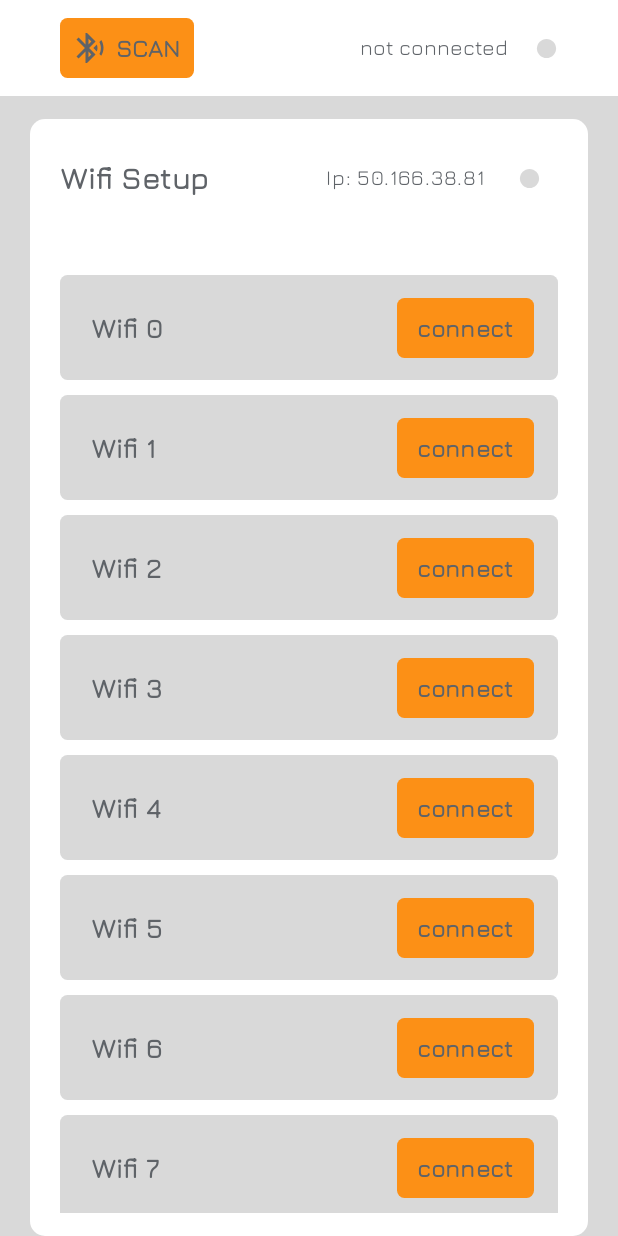
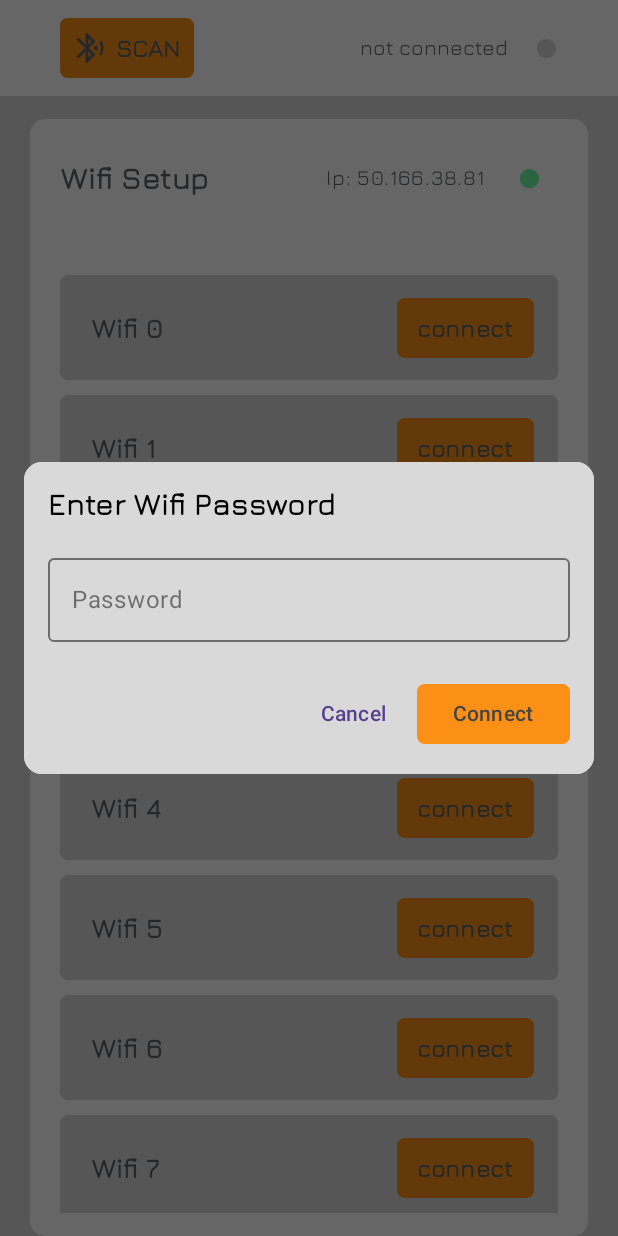
Before and after one commit to jpgiance/RPi_Wifi_Connect, an Android app built with Jetpack Compose: the screen it shows after launch (MainActivity), after a tap on "connect", on a phone screen of 412 x 824 dp. Run offline under Robolectric (Android 15) with nearby library versions, the phone set to English and light mode, and no system bars.

Commit message:
Added Password Dialog

```diff
--- a/app/src/main/java/com/jorgegiance/rpiwificonnect/ui/connectiondetails/ConnectioDetailsScreen.kt
+++ b/app/src/main/java/com/jorgegiance/rpiwificonnect/ui/connectiondetails/ConnectioDetailsScreen.kt
@@ -1,5 +1,6 @@
 package com.jorgegiance.rpiwificonnect.ui.connectiondetails
 
+import android.util.Log
 import androidx.compose.foundation.background
 import androidx.compose.foundation.layout.Arrangement
 import androidx.compose.foundation.layout.Box
@@ -19,6 +20,8 @@ import androidx.compose.material3.IconButton
 import androidx.compose.material3.Scaffold
 import androidx.compose.material3.Text
 import androidx.compose.runtime.Composable
+import androidx.compose.runtime.mutableStateOf
+import androidx.compose.runtime.remember
 import androidx.compose.ui.Alignment
 import androidx.compose.ui.Modifier
 import androidx.compose.ui.draw.clip
@@ -32,16 +35,37 @@ import androidx.compose.ui.tooling.preview.Preview
 import androidx.compose.ui.unit.dp
 import androidx.compose.ui.unit.sp
 import com.jorgegiance.rpiwificonnect.R
+import com.jorgegiance.rpiwificonnect.ui.dialogs.PasswordInputDialog
 import com.jorgegiance.rpiwificonnect.ui.main.TopBar
 import com.jorgegiance.rpiwificonnect.ui.scanlist.LazyItem
 import com.jorgegiance.rpiwificonnect.ui.scanlist.ScanListScreen
 import com.jorgegiance.rpiwificonnect.ui.theme.background_grey
 import com.jorgegiance.rpiwificonnect.ui.theme.background_white
+import com.jorgegiance.rpiwificonnect.ui.theme.icon_green
 import com.jorgegiance.rpiwificonnect.ui.theme.icon_grey
 import com.jorgegiance.rpiwificonnect.ui.theme.text_grey
 
 @Composable
 fun ConnectionDetailsScreen(padding: PaddingValues, modifier: Modifier = Modifier) {
+
+
+
+    var openAlertDialog = remember { mutableStateOf(false) }
+
+
+    PasswordInputDialog(
+        showDialog = openAlertDialog.value,
+        onDismiss = {
+            openAlertDialog.value = false
+        },
+        onConfirm = { password ->
+            openAlertDialog.value = false
+//            onPasswordConfirmed(password)
+            Log.e("TAG", "ConnectionDetailsScreen Password is: $password", )
+        },
+        title = "Enter Wifi Password"
+    )
+
     Box(
         modifier = Modifier
             .fillMaxSize()
@@ -98,7 +122,7 @@ fun ConnectionDetailsScreen(padding: PaddingValues, modifier: Modifier = Modifie
                             Icon(
                                 painter = painterResource(id = R.drawable.icon_circle),
                                 contentDescription = "Favorite",
-                                tint = icon_grey,
+                                tint = icon_green,
                                 modifier = Modifier.size(15.dp)
                             )
                         }
@@ -114,7 +138,11 @@ fun ConnectionDetailsScreen(padding: PaddingValues, modifier: Modifier = Modifie
                     contentPadding = PaddingValues(start = 20.dp, top = 10.dp, bottom = 10.dp, end = 20.dp)
                 ) {
                     items(10) { index ->
-                        LazyItem(name = "Wifi $index", background_grey)
+                        LazyItem(
+                            name = "Wifi $index",
+                            itemBackgroundColor = background_grey,
+                            onConnectButtonPressed = {openAlertDialog.value = true}
+                        )
                     }
                 }
             }
--- /dev/null
+++ b/app/src/main/java/com/jorgegiance/rpiwificonnect/ui/dialogs/PasswordDialog.kt
@@ -0,0 +1,149 @@
+package com.jorgegiance.rpiwificonnect.ui.dialogs
+
+import androidx.compose.foundation.background
+import androidx.compose.foundation.layout.Arrangement
+import androidx.compose.foundation.layout.Box
+import androidx.compose.foundation.layout.Column
+import androidx.compose.foundation.layout.Row
+import androidx.compose.foundation.layout.Spacer
+import androidx.compose.foundation.layout.fillMaxSize
+import androidx.compose.foundation.layout.fillMaxWidth
+import androidx.compose.foundation.layout.height
+import androidx.compose.foundation.layout.padding
+import androidx.compose.foundation.layout.width
+import androidx.compose.foundation.shape.RoundedCornerShape
+import androidx.compose.material3.Button
+import androidx.compose.material3.ButtonDefaults
+import androidx.compose.material3.Card
+import androidx.compose.material3.OutlinedTextField
+import androidx.compose.material3.OutlinedTextFieldDefaults
+import androidx.compose.material3.Text
+import androidx.compose.material3.TextButton
+import androidx.compose.runtime.Composable
+import androidx.compose.runtime.getValue
+import androidx.compose.runtime.mutableStateOf
+import androidx.compose.runtime.remember
+import androidx.compose.runtime.setValue
+import androidx.compose.ui.Modifier
+import androidx.compose.ui.graphics.Color
+import androidx.compose.ui.text.font.Font
+import androidx.compose.ui.text.font.FontFamily
+import androidx.compose.ui.text.font.FontWeight
+import androidx.compose.ui.text.input.PasswordVisualTransformation
+import androidx.compose.ui.tooling.preview.Devices
+import androidx.compose.ui.tooling.preview.Preview
+import androidx.compose.ui.unit.dp
+import androidx.compose.ui.unit.sp
+import androidx.compose.ui.window.Dialog
+import com.jorgegiance.rpiwificonnect.R
+import com.jorgegiance.rpiwificonnect.ui.theme.background_grey
+import com.jorgegiance.rpiwificonnect.ui.theme.button_orange
+import com.jorgegiance.rpiwificonnect.ui.theme.button_purple
+
+@Composable
+fun PasswordInputDialog(
+    showDialog: Boolean,
+    onDismiss: () -> Unit,
+    onConfirm: (String) -> Unit,
+    title: String = "Enter Password"
+) {
+    var password by remember { mutableStateOf("") }
+
+    if (showDialog) {
+        Dialog(
+            onDismissRequest = onDismiss
+        ) {
+            Card(
+                modifier = Modifier
+                    .fillMaxWidth()
+                    .padding(16.dp)
+            ) {
+                Column(
+                    modifier = Modifier
+                        .fillMaxWidth()
+                        .background(background_grey)
+                        .padding(16.dp)
+                ) {
+                    Text(
+                        text = title,
+                        color = Color.Black,
+                        fontSize = 20.sp,
+                        fontWeight = FontWeight.Bold ,
+                        fontFamily = FontFamily(Font(R.font.jura_regular)),
+                    )
+
+                    Spacer(modifier = Modifier.height(16.dp))
+
+                    OutlinedTextField(
+                        value = password,
+                        onValueChange = { password = it },
+                        label = { Text("Password") },
+                        visualTransformation = PasswordVisualTransformation(),
+                        modifier = Modifier.fillMaxWidth(),
+                        singleLine = true,
+                        colors = OutlinedTextFieldDefaults.colors(
+                            focusedBorderColor = button_orange,  // Orange when focused
+                            unfocusedBorderColor = Color.Black.copy(alpha = 0.5f),  // Semi-transparent orange when unfocused
+                            focusedLabelColor = Color.Black,  // Orange label when focused
+                            unfocusedLabelColor = Color.Black.copy(alpha = 0.5f),  // Semi-transparent orange label when unfocused
+                            cursorColor = button_orange,  // Orange cursor
+                            focusedTextColor = Color.Black
+                        )
+                    )
+
+                    Spacer(modifier = Modifier.height(24.dp))
+
+                    Row(
+                        modifier = Modifier.fillMaxWidth(),
+                        horizontalArrangement = Arrangement.End
+                    ) {
+                        TextButton(
+                            onClick = onDismiss,
+                            colors = ButtonDefaults.textButtonColors(
+                                contentColor = button_purple
+                            )
+                        ) {
+                            Text("Cancel")
+                        }
+
+                        Spacer(modifier = Modifier.width(8.dp))
+
+                        Button(
+                            onClick = {
+                                onConfirm(password)
+                                password = ""
+                            },
+                            shape = RoundedCornerShape(5.dp),
+                            colors = ButtonDefaults.buttonColors(
+                                containerColor = button_orange, // Orange
+                                contentColor = Color.DarkGray)
+                        ) {
+                            Text("Connect")
+                        }
+                    }
+                }
+            }
+        }
+    }
+}
+
+
+@Preview(device = Devices.PIXEL_6, showBackground = true, showSystemUi = true)
+@Composable
+fun ConnectionDetailsScreenPreview(modifier: Modifier = Modifier) {
+//    Scaffold (
+//        topBar = { TopBar() },
+//        content = {padding ->
+    Box(modifier = Modifier.fillMaxSize()){
+        PasswordInputDialog(
+            showDialog = true,
+            title = "Title",
+            onConfirm = {},
+            onDismiss = {}
+        )
+    }
+
+
+//        }
+//    )
+}
--- a/app/src/main/java/com/jorgegiance/rpiwificonnect/ui/main/TopBar.kt
+++ b/app/src/main/java/com/jorgegiance/rpiwificonnect/ui/main/TopBar.kt
@@ -48,7 +48,7 @@ fun TopBar() {
                 Button(
                     onClick = { /* Handle button click */ },
                     colors = ButtonDefaults.buttonColors(containerColor = button_orange),
-                    shape = RoundedCornerShape(5.dp), // Set corner radius
+                    shape = RoundedCornerShape(5.dp),
                     contentPadding = PaddingValues(start = 8.dp, end = 8.dp),
 
 
--- a/app/src/main/java/com/jorgegiance/rpiwificonnect/ui/scanlist/ScanListScreen.kt
+++ b/app/src/main/java/com/jorgegiance/rpiwificonnect/ui/scanlist/ScanListScreen.kt
@@ -58,7 +58,11 @@ fun ScanListScreen(padding: PaddingValues, modifier: Modifier = Modifier) {
             contentPadding = PaddingValues(start = 20.dp, top = 10.dp, bottom = 10.dp, end = 20.dp)
         ) {
             items(10){ index ->
-                LazyItem("DEVICE $index", background_white)
+                LazyItem(
+                    name =  "DEVICE $index",
+                    itemBackgroundColor = background_white,
+                    onConnectButtonPressed ={}
+                )
 
             }
         }
@@ -71,7 +75,8 @@ fun ScanListScreen(padding: PaddingValues, modifier: Modifier = Modifier) {
 @Composable
 fun LazyItem(
     name: String,
-    itemBackgroundColor: Color
+    itemBackgroundColor: Color,
+    onConnectButtonPressed: ()-> Unit
 ) {
     Box(
         modifier = Modifier
@@ -104,7 +109,6 @@ fun LazyItem(
                     fontWeight = FontWeight.Black,
                     fontFamily = FontFamily(Font(R.font.jura_regular)),
                     maxLines = 1,
-
                     )
             }
 
@@ -114,7 +118,7 @@ fun LazyItem(
                 contentAlignment = Alignment.CenterEnd
             ) {
                 Button(
-                    onClick = { /* Handle button click */ },
+                    onClick = onConnectButtonPressed,
                     colors = ButtonDefaults.buttonColors(containerColor = button_orange),
                     shape = RoundedCornerShape(5.dp),
                     contentPadding = PaddingValues(start = 8.dp, end = 8.dp),
--- a/app/src/main/java/com/jorgegiance/rpiwificonnect/ui/theme/Color.kt
+++ b/app/src/main/java/com/jorgegiance/rpiwificonnect/ui/theme/Color.kt
@@ -20,4 +20,4 @@ val Pink40 = Color(0xFF7D5260)
  val text_orange = Color(0xFF5F6368)
  val icon_green = Color(0xFF6DFAA3)
  val button_orange = Color(0xFFFC9016)
- val button_purple = Color(0xFFD3C1FF)
+ val button_purple = Color(0xFF583E8F)
```
